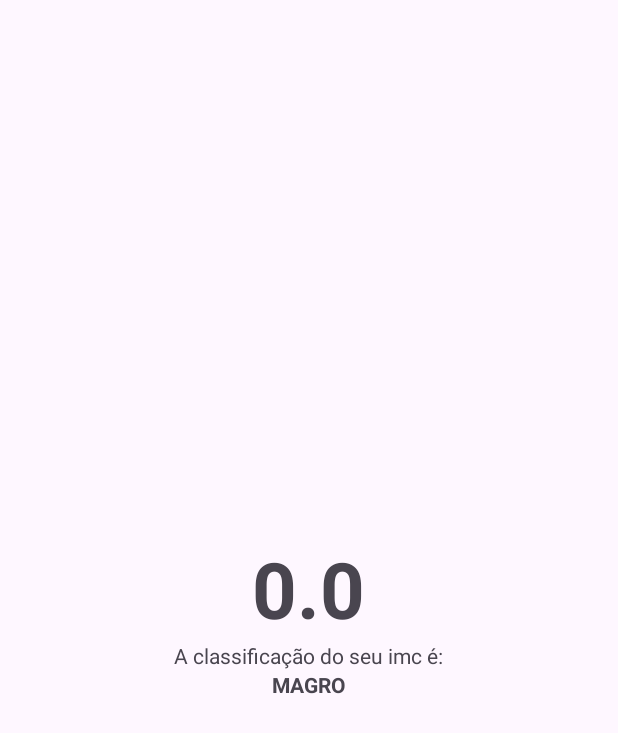
After one commit to Grsis/BMIcalculator, an Android app: the ResultActivity screen opened directly, with no data from a screen before it, on a phone screen of 412 x 824 dp. The commit adds this screen. Shown: the top 733 px of the screen. Run offline under Robolectric (Android 15) with nearby library versions, the phone set to English and light mode, and no system bars.

Commit message:
Adicionado a 2 tela

```diff
--- a/app/build.gradle.kts
+++ b/app/build.gradle.kts
@@ -41,6 +41,7 @@ dependencies {
     implementation("androidx.appcompat:appcompat:1.6.1")
     implementation("com.google.android.material:material:1.10.0")
     implementation("androidx.constraintlayout:constraintlayout:2.1.4")
+    implementation("androidx.activity:activity:1.8.0")
     testImplementation("junit:junit:4.13.2")
     androidTestImplementation("androidx.test.ext:junit:1.1.5")
     androidTestImplementation("androidx.test.espresso:espresso-core:3.5.1")
--- a/app/src/main/AndroidManifest.xml
+++ b/app/src/main/AndroidManifest.xml
@@ -13,6 +13,9 @@
         android:theme="@style/Theme.Calculadoraimc"
         tools:targetApi="31">
         <activity
+            android:name=".ResultActivity"
+            android:exported="false" />
+        <activity
             android:name=".MainActivity"
             android:exported="true">
             <intent-filter>
--- a/app/src/main/java/com/comunidadedevspace/imc/MainActivity.kt
+++ b/app/src/main/java/com/comunidadedevspace/imc/MainActivity.kt
@@ -1,5 +1,6 @@
 package com.comunidadedevspace.imc
 
+import android.content.Intent
 import androidx.appcompat.app.AppCompatActivity
 import android.os.Bundle
 import android.widget.Button
@@ -10,13 +11,6 @@ class MainActivity : AppCompatActivity() {
     override fun onCreate(savedInstanceState: Bundle?) {
         super.onCreate(savedInstanceState)
         setContentView(R.layout.activity_main)
-
-        // Recuperar os componentes EditText
-            //Criar uma variavel e associar o componente de UI<EditText>
-        //Recuperar o botao da tela
-
-        //Colocar açao no botao setOnClickListener
-        // Recuperar o texto escrito no edt peso
 
         val  edtPeso = findViewById<TextInputEditText>(R.id.edt_peso)
         val edtAltura = findViewById<TextInputEditText>(R.id.edt_altura)
@@ -30,8 +24,6 @@ class MainActivity : AppCompatActivity() {
             val alturaStr: String = edtAltura.text.toString()
 
             if(pesoStr == "" || alturaStr == ""){
-                // Mostrar mensagem para o usuario
-
                 Snackbar
                     .make(
                     edtPeso,
@@ -47,6 +39,15 @@ class MainActivity : AppCompatActivity() {
                 val alturaQ2 = altura * altura
                 val resultado = peso /alturaQ2
 
+                // Navegar para a proxima tela
+                // Criar o layout da proxima tela
+                // Passar dados(resultado) para a proxima tela
+
+                // Intent - Classe do android
+                val intent = Intent(this, ResultActivity::class.java)
+                intent.putExtra(KEY_RESULT_IMC, resultado)
+                startActivity(intent)
+
                 println("p" + resultado)
              }
         }
--- /dev/null
+++ b/app/src/main/java/com/comunidadedevspace/imc/ResultActivity.kt
@@ -0,0 +1,39 @@
+package com.comunidadedevspace.imc
+
+import android.os.Bundle
+import android.widget.TextView
+import androidx.activity.enableEdgeToEdge
+import androidx.appcompat.app.AppCompatActivity
+import androidx.core.view.ViewCompat
+import androidx.core.view.WindowInsetsCompat
+
+const val KEY_RESULT_IMC= "ResultActivity.KEY_IMC"
+
+class ResultActivity : AppCompatActivity() {
+    override fun onCreate(savedInstanceState: Bundle?) {
+        super.onCreate(savedInstanceState)
+        enableEdgeToEdge()
+        setContentView(R.layout.activity_result)
+
+        val result = intent.getFloatExtra(KEY_RESULT_IMC, 0f)
+
+        val tvResult = findViewById<TextView>(R.id.tv_result)
+        val tvClassificacao = findViewById<TextView>(R.id.tv_classificacao)
+        tvResult.text = result.toString()
+
+        val classificacao: String = if (result <= 18.5f) {
+            "MAGRO"
+        } else if (result > 18.5f && result <= 24.9f) {
+            "NORMAL"
+        } else if (result > 25f && result <= 29.9f) {
+            "ACIMA DO PESO"
+        } else if (result > 30f && result <= 39.9f) {
+            "OBESIDADE"
+        } else {
+        "OBESIDADE GRAVE"
+     }
+        tvClassificacao.text = classificacao
+
+    }
+
+}
--- /dev/null
+++ b/app/src/main/res/layout/activity_result.xml
@@ -0,0 +1,33 @@
+<?xml version="1.0" encoding="utf-8"?>
+<LinearLayout xmlns:android="http://schemas.android.com/apk/res/android"
+    xmlns:app="http://schemas.android.com/apk/res-auto"
+    xmlns:tools="http://schemas.android.com/tools"
+    android:id="@+id/main"
+    android:layout_width="match_parent"
+    android:layout_height="match_parent"
+    android:gravity="center"
+    android:orientation="vertical"
+    tools:context=".ResultActivity">
+
+    <TextView
+        android:id="@+id/tv_result"
+        android:textSize="52sp"
+        android:textStyle="bold"
+        android:maxLength="5"
+        android:layout_width="wrap_content"
+        android:layout_height="wrap_content"
+        tools:text="23.66" />
+
+    <TextView
+        android:id="@+id/tv_classificacao_label"
+        android:layout_width="wrap_content"
+        android:layout_height="wrap_content"
+        android:text="A classificação do seu imc é:" />
+
+    <TextView
+        android:id="@+id/tv_classificacao"
+        android:layout_width="wrap_content"
+        android:layout_height="wrap_content"
+        android:textStyle="bold"
+        tools:text="NORMAL" />
+</LinearLayout>
```
